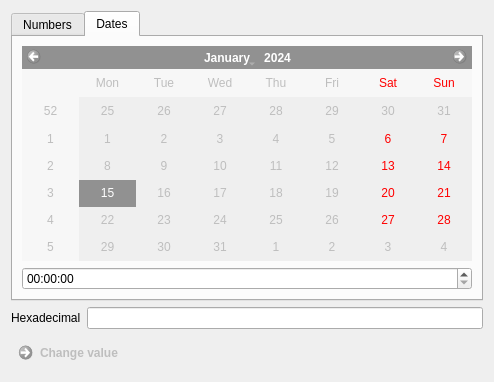
Above: modules/data_types.ui from PetterS/sexton before the change. Below: the same form after it.
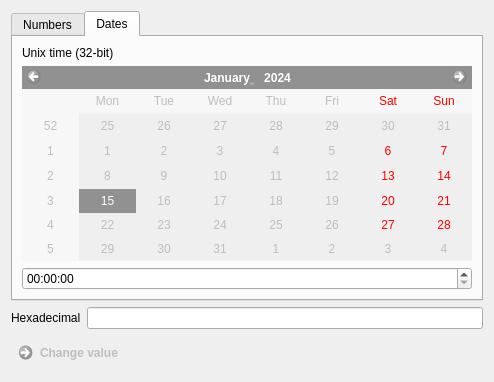
That is the form after the change. The open tabs and pages were chosen to show the change.

Commit message: Unix time stamp in data types working.

What changed in the file:
```diff
--- a/modules/data_types.ui
+++ b/modules/data_types.ui
@@ -163,6 +163,13 @@
        <string>Dates</string>
       </attribute>
       <layout class="QVBoxLayout" name="verticalLayout_2">
+       <item>
+        <widget class="QLabel" name="label_2">
+         <property name="text">
+          <string>Unix time (32-bit)</string>
+         </property>
+        </widget>
+       </item>
        <item>
         <widget class="QCalendarWidget" name="calendarWidget">
          <property name="enabled">
```
The commit also changes 1 other file.
